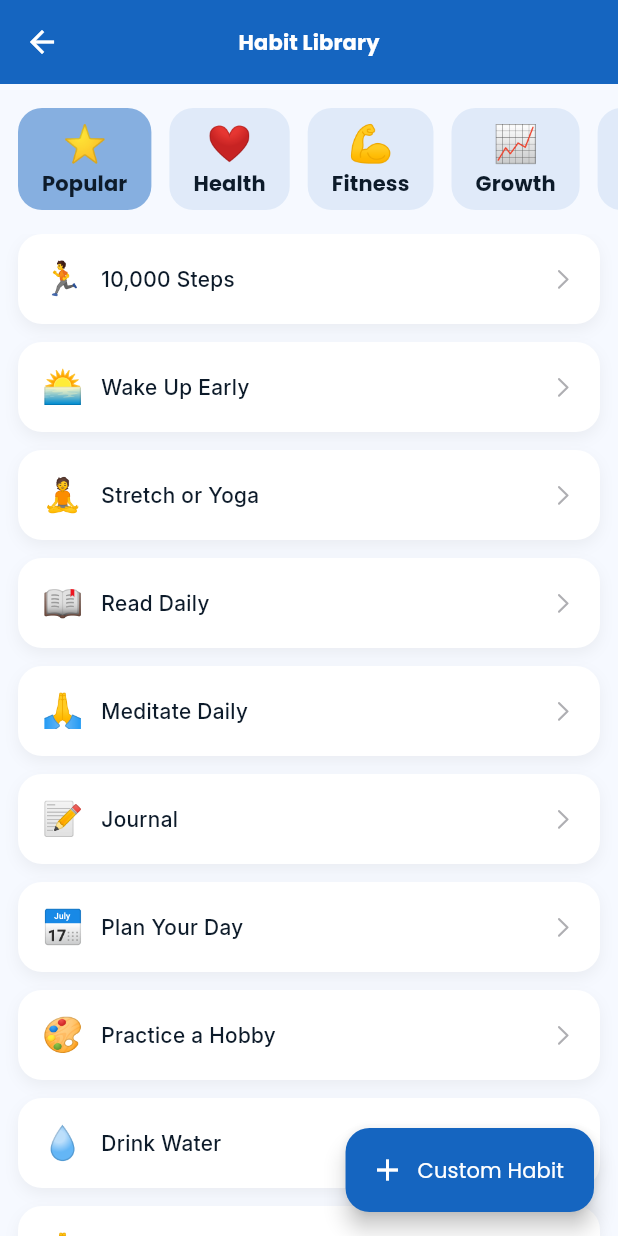
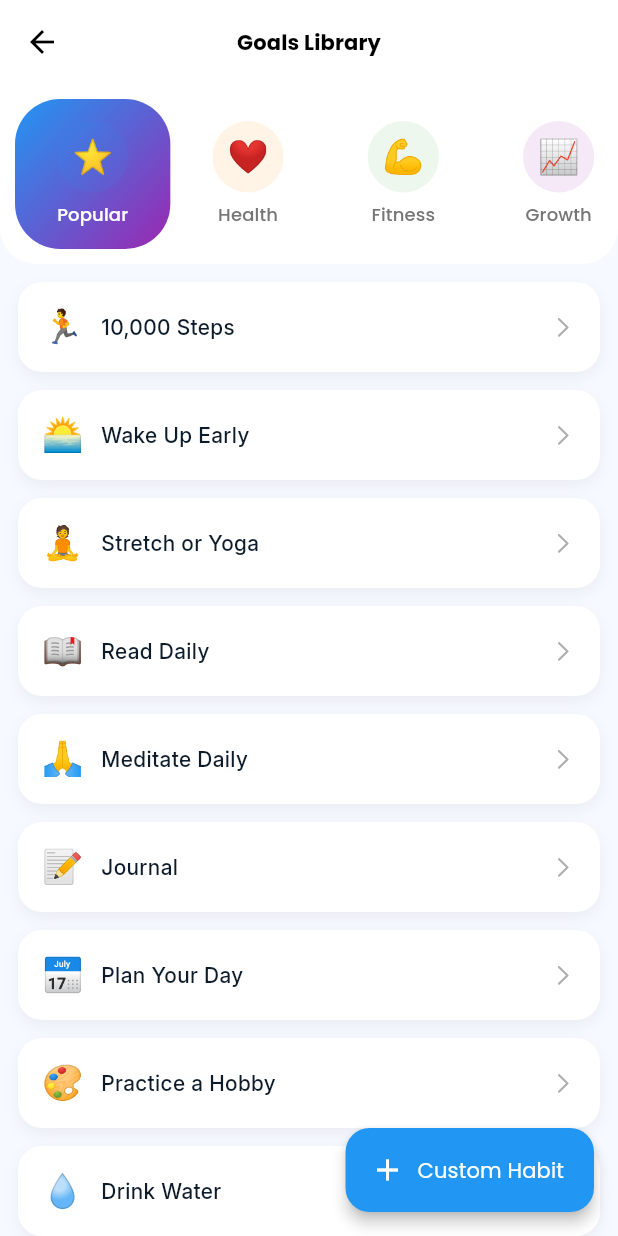
Before and after one commit to amaljosev/Pursuit-Habit-Tracker, a Flutter app: the GoalsLibraryScreen screen opened directly, on a phone screen of 412 x 824 dp. Run offline on Flutter 3.47's test engine with Material 3 defaults, Android fonts, the light colour scheme and no system bars; our stand-ins replace bloc, equatable, fl_chart, flutter_bloc, flutter_local_notifications, flutter_slidable and 9 more; missing offline and left inert: in_app_update; accounts and stored records are empty.

Commit message:
db migration included

```diff
--- a/lib/features/habit/data/datasources/habit_local_datasource.dart
+++ b/lib/features/habit/data/datasources/habit_local_datasource.dart
@@ -36,9 +36,27 @@ class HabitLocalDataSourceImpl implements HabitLocalDataSource {
 
       final db = await openDatabase(
         path,
-        version: 1,
+        version: 3,
         onCreate: (db, version) async {
-          await db.execute('''
+          await _createTable(db);
+        },
+        onUpgrade: (db, oldVersion, newVersion) async {
+          if (oldVersion < 3) {
+            await db.execute('DROP TABLE IF EXISTS $_tableName');
+            await _createTable(db);
+          }
+        },
+      );
+
+      return db;
+    } catch (e, st) {
+      log('Database initialization failed: $e\n$st');
+      rethrow;
+    }
+  }
+
+  Future<void> _createTable(Database db) async {
+    await db.execute('''
           CREATE TABLE $_tableName (
             id TEXT PRIMARY KEY,
             name TEXT,
@@ -67,14 +85,6 @@ class HabitLocalDataSourceImpl implements HabitLocalDataSource {
             achievements TEXT
           )
         ''');
-        },
-      );
-
-      return db;
-    } catch (e, st) {
-      log('Database initialization failed: $e\n$st');
-      rethrow;
-    }
   }
 
   @override
--- a/lib/features/habit/presentation/pages/create/widgets/goal_value_widget.dart
+++ b/lib/features/habit/presentation/pages/create/widgets/goal_value_widget.dart
@@ -81,12 +81,10 @@ class GoalValueWidget extends StatelessWidget {
                   onTap: () async {
                     final int? result = await showModalBottomSheet(
                       showDragHandle: true,
-                      backgroundColor: Colors.white,
                       context: context,
                       builder: (context) => Padding(
                         padding: const EdgeInsets.all(10),
                         child: Container(
-                          color: Colors.white,
                           width: double.infinity,
                           child: SafeArea(
                             child: SingleChildScrollView(
--- a/lib/features/habit/presentation/pages/goals/goals_library_screen.dart
+++ b/lib/features/habit/presentation/pages/goals/goals_library_screen.dart
@@ -6,28 +6,19 @@ import 'package:pursuit/features/habit/constants/habit_category.dart';
 import 'package:pursuit/features/habit/constants/habit_library.dart';
 import 'package:pursuit/features/habit/presentation/pages/create/add_habit_screen.dart';
 
-class GoalsLibraryScreen extends StatefulWidget {
+class GoalsLibraryScreen extends StatelessWidget {
   const GoalsLibraryScreen({super.key});
-
-  @override
-  State<GoalsLibraryScreen> createState() => _GoalsLibraryScreenState();
-}
-
-class _GoalsLibraryScreenState extends State<GoalsLibraryScreen> {
-  int selectedCategoryId = 0;
-
-  List<Map<String, dynamic>> get filteredHabits {
-    return HabitLibrary.habitsList
-        .where((h) => h['category'] == selectedCategoryId)
-        .toList();
-  }
 
   @override
   Widget build(BuildContext context) {
     final isDark = Theme.of(context).brightness == Brightness.dark;
-    return PopScope(
+
+    return DefaultTabController(
+      length: HabitCategory.categories.length,
+      child: PopScope(
         canPop: false,
-      onPopInvokedWithResult: (didPop, result) => Navigator.pushAndRemoveUntil(
+        onPopInvokedWithResult: (didPop, result) =>
+            Navigator.pushAndRemoveUntil(
               context,
               MaterialPageRoute(builder: (context) => HomePage()),
               (Route<dynamic> route) => false,
@@ -42,19 +33,96 @@ class _GoalsLibraryScreenState extends State<GoalsLibraryScreen> {
               ),
             ),
             title: Text(
-            'Habit Library',
+              'Goals Library',
               style: Theme.of(context).textTheme.titleSmall!.copyWith(
                 fontWeight: FontWeight.bold,
-              color: Colors.white,
+                color: isDark ? Colors.white : Colors.black,
               ),
             ),
+
+            elevation: 0,
+            backgroundColor: isDark ? Colors.grey[900] : Colors.white,
+            foregroundColor: isDark ? Colors.white : Colors.black,
           ),
           body: Column(
-          crossAxisAlignment: CrossAxisAlignment.start,
             children: [
-            _buildCategoryBar(),
+              Container(
+                height: 120,
+                decoration: BoxDecoration(
+                  color: isDark ? Colors.grey[900] : Colors.white,
+                  borderRadius: BorderRadius.only(
+                    bottomLeft: Radius.circular(24),
+                    bottomRight: Radius.circular(24),
+                  ),
+                ),
+                child: TabBar(
+                  padding: const EdgeInsets.all(10),
+                  isScrollable: true,
+                  indicator: BoxDecoration(
+                    borderRadius: BorderRadius.circular(30),
+                    gradient: LinearGradient(
+                      colors: [Colors.blue, Colors.purple],
+                      begin: Alignment.topLeft,
+                      end: Alignment.bottomRight,
+                    ),
+                  ),
 
-            Expanded(child: _buildHabitList(isDark: isDark)),
+                  tabAlignment: TabAlignment.start,
+                  dividerColor: Colors.transparent,
+                  labelColor: Colors.white,
+                  unselectedLabelColor: isDark
+                      ? Colors.grey[400]
+                      : Colors.grey[600],
+                  splashFactory: NoSplash.splashFactory,
+                  tabs: HabitCategory.categories.map((category) {
+                    return Container(
+                      padding: EdgeInsets.symmetric(
+                        horizontal: 12,
+                        vertical: 8,
+                      ),
+                      decoration: BoxDecoration(
+                        borderRadius: BorderRadius.circular(20),
+                      ),
+                      child: Column(
+                        mainAxisAlignment: MainAxisAlignment.center,
+                        children: [
+                          Container(
+                            padding: EdgeInsets.all(10),
+                            decoration: BoxDecoration(
+                              shape: BoxShape.circle,
+                              color: _getCategoryColor(
+                                category['id'],
+                              ).withOpacity(0.1),
+                            ),
+                            child: Text(
+                              HelperFunctions.getEmojiById(category['icon']),
+                              style: TextStyle(fontSize: 22),
+                            ),
+                          ),
+                          const SizedBox(height: 4),
+                          Text(
+                            category['name'],
+                            style: TextStyle(
+                              fontSize: 12,
+                              fontWeight: FontWeight.w500,
+                            ),
+                          ),
+                        ],
+                      ),
+                    );
+                  }).toList(),
+                ),
+              ),
+              Expanded(
+                child: TabBarView(
+                  children: HabitCategory.categories.map((category) {
+                    return _HabitListByCategory(
+                      categoryId: category['id'],
+                      isDark: isDark,
+                    );
+                  }).toList(),
+                ),
+              ),
             ],
           ),
           floatingActionButton: FloatingActionButton.extended(
@@ -64,75 +132,61 @@ class _GoalsLibraryScreenState extends State<GoalsLibraryScreen> {
                 context,
               ).textTheme.titleSmall!.copyWith(color: Colors.white),
             ),
+            icon: const Icon(Icons.add),
             onPressed: () => Navigator.of(
               context,
-          ).push(MaterialPageRoute(builder: (context) => AddHabitScreen())),
-          icon: const Icon(Icons.add),
+            ).push(MaterialPageRoute(builder: (_) => AddHabitScreen())),
+            backgroundColor: Colors.blue,
+            elevation: 4,
+          ),
         ),
       ),
     );
   }
 
-  /// 🔹 Categories
-  Widget _buildCategoryBar() {
-    return SizedBox(
-      height: 100,
-      child: ListView.separated(
-        padding: const EdgeInsets.symmetric(horizontal: 12, vertical: 16),
-        scrollDirection: Axis.horizontal,
-        itemCount: HabitCategory.categories.length,
-        separatorBuilder: (_, __) => const SizedBox(width: 12),
-        itemBuilder: (context, index) {
-          final category = HabitCategory.categories[index];
-          final isSelected = category['id'] == selectedCategoryId;
-
-          return GestureDetector(
-            onTap: () {
-              setState(() => selectedCategoryId = category['id']);
-            },
-            child: Container(
-              padding: const EdgeInsets.symmetric(horizontal: 16),
-              decoration: BoxDecoration(
-                color: isSelected
-                    ? Theme.of(context).primaryColor.withValues(alpha: 0.5)
-                    : Theme.of(context).primaryColor.withValues(alpha: 0.1),
-                borderRadius: BorderRadius.circular(16),
-              ),
-              child: Column(
-                mainAxisAlignment: MainAxisAlignment.center,
-                children: [
-                  Text(
-                    HelperFunctions.getEmojiById(category['icon']),
-                    style: Theme.of(context).textTheme.headlineSmall,
-                  ),
-                  Text(
-                    category['name'],
-                    style: Theme.of(context).textTheme.titleSmall!.copyWith(
-                      fontWeight: FontWeight.bold,
-                    ),
-                  ),
-                ],
-              ),
-            ),
-          );
-        },
-      ),
-    );
+  Color _getCategoryColor(int categoryId) {
+    switch (categoryId) {
+      case 1:
+        return Colors.orange; // Health
+      case 2:
+        return Colors.green; // Productivity
+      case 3:
+        return Colors.purple; // Learning
+      case 4:
+        return Colors.blue; // Fitness
+      case 5:
+        return Colors.pink; // Mindfulness
+      case 6:
+        return Colors.teal; // Finance
+      default:
+        return Colors.blue;
+    }
+  }
 }
 
-  /// 🔹 Habit List
-  Widget _buildHabitList({required bool isDark}) {
+class _HabitListByCategory extends StatelessWidget {
+  final int categoryId;
+  final bool isDark;
+
+  const _HabitListByCategory({required this.categoryId, required this.isDark});
+
+  @override
+  Widget build(BuildContext context) {
+    final filteredHabits = HabitLibrary.habitsList
+        .where((h) => h['category'] == categoryId)
+        .toList();
+
     if (filteredHabits.isEmpty) {
       return const Center(child: Text('No habits found'));
     }
 
     return SafeArea(
       child: ListView.separated(
-        padding: const EdgeInsets.symmetric(horizontal: 12),
+        padding: const EdgeInsets.symmetric(horizontal: 12, vertical: 12),
         itemCount: filteredHabits.length,
         separatorBuilder: (_, __) => const SizedBox(height: 12),
         itemBuilder: (context, index) {
-          final Map<String, dynamic> habit = filteredHabits[index];
+          final habit = filteredHabits[index];
 
           return GestureDetector(
             onTap: () {
@@ -141,10 +195,10 @@ class _GoalsLibraryScreenState extends State<GoalsLibraryScreen> {
                 icon: habit['icon'],
                 cat: habit['category'],
               );
+
               Navigator.of(context).push(
                 MaterialPageRoute(
-                  builder: (context) =>
-                      AddHabitScreen(customHabit: customHabit),
+                  builder: (_) => AddHabitScreen(customHabit: customHabit),
                 ),
               );
             },
@@ -164,13 +218,12 @@ class _GoalsLibraryScreenState extends State<GoalsLibraryScreen> {
                 ],
               ),
               child: Row(
-                spacing: 12,
                 children: [
                   Text(
                     HelperFunctions.getEmojiById(habit['icon']),
                     style: Theme.of(context).textTheme.titleLarge,
                   ),
-
+                  const SizedBox(width: 12),
                   Expanded(
                     child: Text(
                       habit['name'],
--- a/pubspec.yaml
+++ b/pubspec.yaml
@@ -16,7 +16,7 @@ publish_to: 'none' # Remove this line if you wish to publish to pub.dev
 # https://developer.apple.com/library/archive/documentation/General/Reference/InfoPlistKeyReference/Articles/CoreFoundationKeys.html
 # In Windows, build-name is used as the major, minor, and patch parts
 # of the product and file versions while build-number is used as the build suffix.
-version: 1.0.2+2
+version: 1.0.4+4
 
 environment:
   sdk: ^3.9.0
```
Also changed, not shown: 1 other file. Lines whose indentation alone changed are shown as unchanged.
